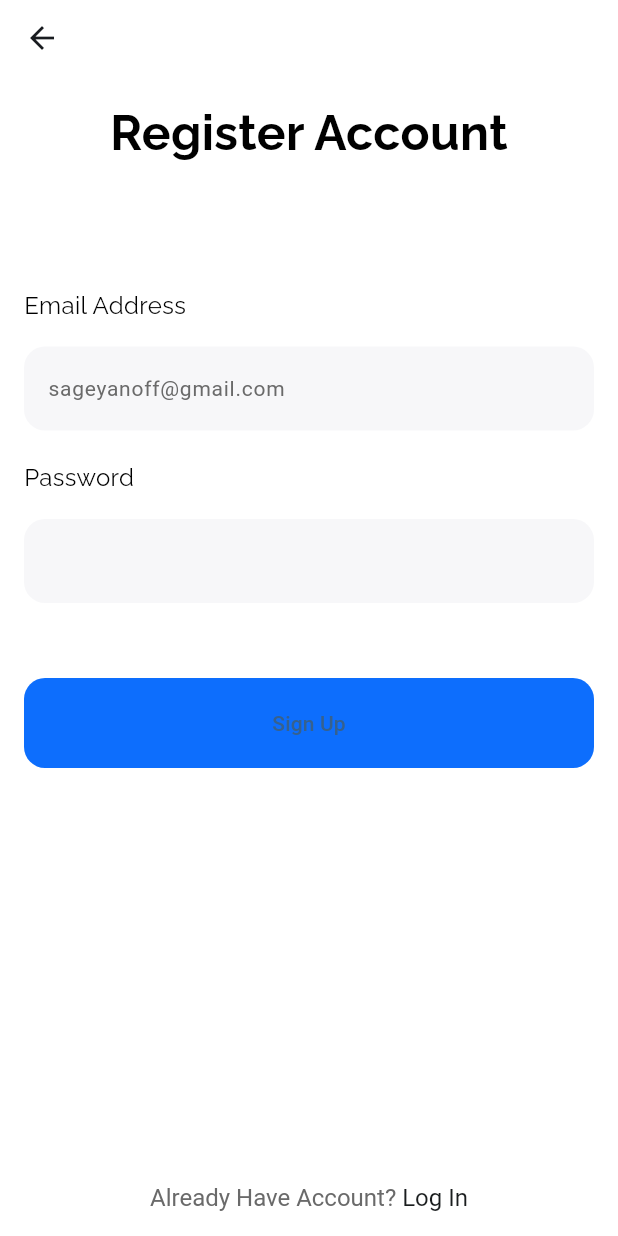
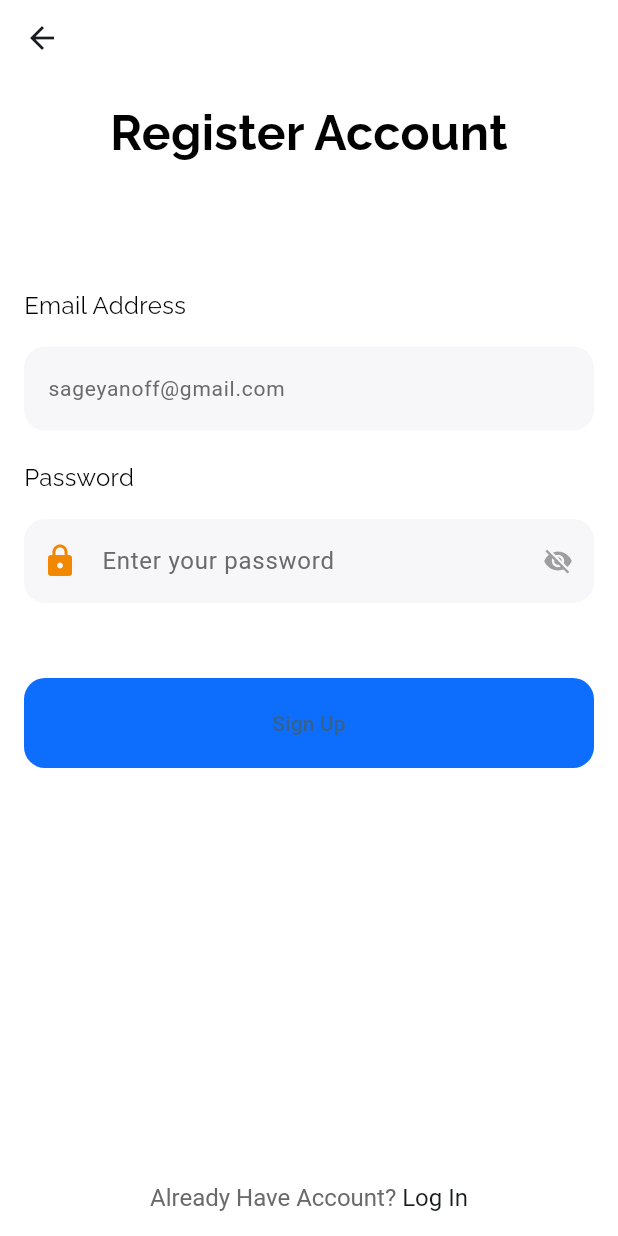
Before and after one commit to Sgg67/Find_My_Pickle, a Flutter app: the Signup screen opened directly, on a phone screen of 412 x 824 dp. Run offline on Flutter 3.47's test engine with Material 3 defaults, Android fonts, the phone set to English and light mode, and no system bars; our stand-ins replace animated_text_kit, firebase_auth, firebase_core, fluttertoast, geolocator, google_fonts and 1 more; missing offline and left inert: custom_button_builder; accounts and stored records are empty; network calls fail.

```diff
--- a/lib/services/CourtsService.dart
+++ b/lib/services/CourtsService.dart
@@ -5,7 +5,7 @@ import 'package:http/http.dart' as http;
 // get the pickleball courts near you using the google maps places api
 class CourtsService {
   // add a const api key
-  static const String _apiKey = "AIzaSyD_ocE7U54PBsbwJh4E3SbhhknQm0OiGNg";
+  static const String _apiKey = "AIzaSyDupd0-JHu_kCxmVuPmn-QuPcHFGeYjDDY";
   // set the key word to pickle ball courts
   static const String _keyword = "pickleball court";
 
--- a/lib/view/signup.dart
+++ b/lib/view/signup.dart
@@ -7,11 +7,17 @@ import 'package:flutter/gestures.dart';
 import 'package:flutter/material.dart';
 import 'package:google_fonts/google_fonts.dart';
 
-class Signup extends StatelessWidget {
+class Signup extends StatefulWidget {
   Signup({super.key});
 
+  @override
+  State<Signup> createState() => _SigninState();
+}
+
+  class _SigninState extends State<Signup> {
   final TextEditingController _emailController = TextEditingController();
   final TextEditingController _passwordController = TextEditingController();
+  bool _isObscure = true;
 
   @override
   Widget build(BuildContext context) {
@@ -107,13 +113,39 @@ class Signup extends StatelessWidget {
             )
           ),
         ),
-        const SizedBox(height: 16,),
+        const SizedBox(height: 16),
         TextField(
+          obscureText: _isObscure,
           controller: _passwordController,
-          obscureText: true,
           decoration: InputDecoration(
             filled: true,
-            fillColor: const Color(0xffF7F7F9) ,
+            fillColor: const Color(0xffF7F7F9),
+            hintText: 'Enter your password',
+            hintStyle: const TextStyle(
+              color: Color(0xff6A6A6A),
+            ),
+            prefixIcon: Icon(
+              Icons.lock,
+              color: Color(0xfff28800),
+            ),
+            suffixIcon: IconButton(
+              padding: const EdgeInsets.all(0),
+              iconSize: 20.0,
+              icon: _isObscure
+                  ? const Icon(
+                      Icons.visibility_off,
+                      color: Colors.grey,
+                    )
+                  : const Icon(
+                      Icons.visibility,
+                      color: Colors.black,
+                    ),
+              onPressed: () {
+                setState(() {
+                  _isObscure = !_isObscure;
+                });
+              },
+            ),
             border: OutlineInputBorder(
               borderSide: BorderSide.none,
               borderRadius: BorderRadius.circular(14)
```
Also changed, not shown: lib/services/authentication_service.dart (+10 -0 lines), lib/view/home_page.dart (+4 -4 lines), lib/view/login.dart (+72 -5 lines).
